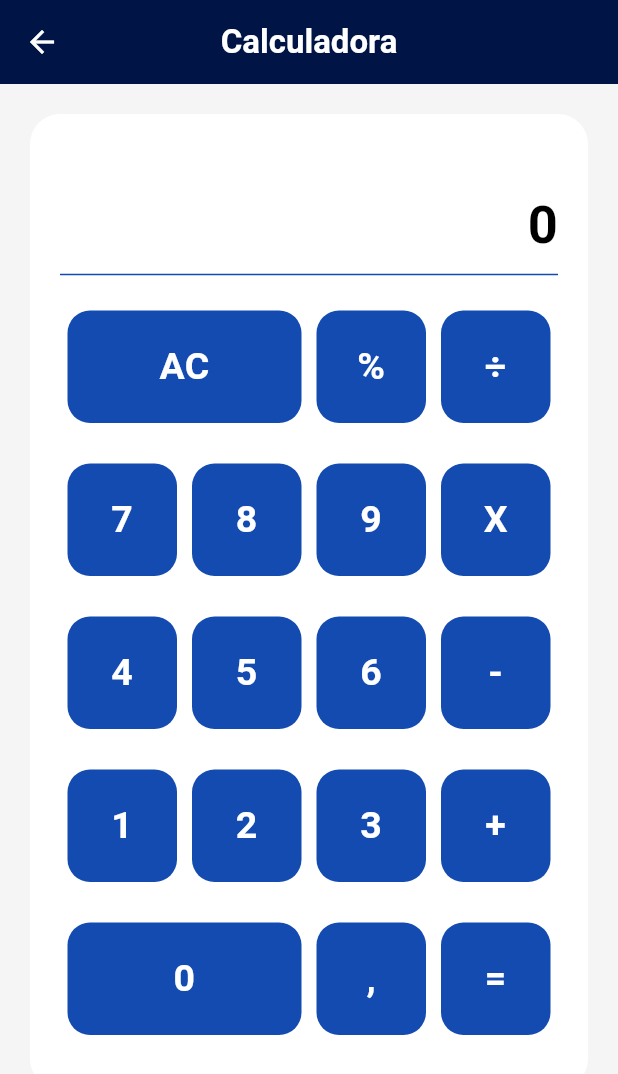
After one commit to Gsdagustavo/Desafio-Ferramentas, a Flutter app: the CalculatorPage screen opened by its route, on a phone screen of 412 x 824 dp. The commit adds this screen. Shown: the top 1074 px of the screen. Run offline on Flutter 3.47's test engine with Material 3 defaults, Android fonts, the phone set to English and light mode, and no system bars; missing offline and left inert: country_flags.

Commit message:
made the calculator layout and the converters class

```diff
--- a/lib/main.dart
+++ b/lib/main.dart
@@ -1,3 +1,4 @@
+import 'package:ferramentas/view/pages/calculator_page.dart';
 import 'package:ferramentas/view/pages/currency_conversion_page.dart';
 import 'package:ferramentas/view/pages/home_page.dart';
 import 'package:ferramentas/view/pages/unit_conversion_page.dart';
@@ -6,7 +7,6 @@ import 'package:flutter/material.dart';
 import 'core/constants/theme.dart';
 
 void main() {
-
   runApp(const MyApp());
 }
 
@@ -28,6 +28,7 @@ class MyApp extends StatelessWidget {
         '/': (_) => const HomePage(),
         '/currencyConversionPage': (_) => const CurrencyConversionPage(),
         '/unitConversionPage': (_) => const UnitConversionPage(),
+        '/calculatorPage': (_) => const CalculatorPage(),
       },
 
       initialRoute: '/',
--- /dev/null
+++ b/lib/view/pages/calculator_page.dart
@@ -0,0 +1,328 @@
+import 'package:flutter/material.dart';
+
+class CalculatorPage extends StatefulWidget {
+  const CalculatorPage({super.key});
+
+  @override
+  State<CalculatorPage> createState() => _CalculatorPageState();
+}
+
+class _CalculatorPageState extends State<CalculatorPage> {
+  String calculation = '';
+  String input = '0';
+
+  /// Adds a value to the input string when a valid button is pressed
+  void onButtonTap(String value) {
+    setState(() {
+      input += value;
+    });
+  }
+
+  /// Clears the result and input string
+  void clearVisor() {
+    setState(() {
+      calculation = '';
+      input = '';
+    });
+  }
+
+  /// todo: implement actual calculation
+  void calculate() {
+    String expression = input;
+  }
+
+  @override
+  Widget build(BuildContext context) {
+    return Scaffold(
+      appBar: AppBar(
+        centerTitle: true,
+        iconTheme: IconThemeData(color: Colors.white),
+        title: Text(
+          'Calculadora',
+          style: TextStyle(color: Colors.white, fontWeight: FontWeight.bold),
+        ),
+        backgroundColor: Theme.of(context).primaryColorDark,
+      ),
+
+      backgroundColor: Colors.grey.shade100,
+      body: Padding(
+        padding: const EdgeInsets.all(20),
+        child: Container(
+          width: double.infinity,
+          height: 650,
+          decoration: BoxDecoration(
+            color: Colors.white,
+            borderRadius: BorderRadius.circular(20),
+          ),
+
+          /// Main column
+          child: Padding(
+            padding: const EdgeInsets.all(20.0),
+            child: Column(
+              children: [
+                /// Calculator visor
+                Column(
+                  crossAxisAlignment: CrossAxisAlignment.end,
+                  children: [
+                    /// Previous calculation text
+                    Text(
+                      calculation,
+                      style: TextStyle(
+                        color: Colors.grey,
+                        fontSize: 20,
+                        fontWeight: FontWeight.bold,
+                      ),
+                    ),
+
+                    /// Input and result text
+                    Text(
+                      input,
+                      style: TextStyle(
+                        color: Colors.black,
+                        fontSize: 35,
+                        fontWeight: FontWeight.bold,
+                      ),
+                    ),
+
+                    Divider(color: Theme.of(context).primaryColorLight),
+                  ],
+                ),
+
+                /// Calculator keypad
+                Expanded(
+                  child: Padding(
+                    padding: const EdgeInsets.symmetric(vertical: 10),
+                    child: Column(
+                      mainAxisAlignment: MainAxisAlignment.spaceAround,
+                      crossAxisAlignment: CrossAxisAlignment.stretch,
+                      children: [
+                        /// First row
+                        Padding(
+                          padding: const EdgeInsets.only(bottom: 15),
+                          child: Row(
+                            children: [
+                              /// AC button
+                              Expanded(
+                                flex: 2,
+                                child: CalculatorButton(
+                                  text: 'AC',
+                                  onTap: clearVisor,
+                                ),
+                              ),
+
+                              /// Modulus button
+                              Expanded(
+                                child: CalculatorButton(
+                                  text: '%',
+                                  onTap: () => onButtonTap('%'),
+                                ),
+                              ),
+
+                              /// Division button
+                              Expanded(
+                                child: CalculatorButton(
+                                  text: '÷',
+                                  onTap: () => onButtonTap('÷'),
+                                ),
+                              ),
+                            ],
+                          ),
+                        ),
+
+                        /// Second row
+                        Padding(
+                          padding: const EdgeInsets.only(bottom: 15),
+                          child: Row(
+                            children: [
+                              /// 7
+                              Expanded(
+                                child: CalculatorButton(
+                                  text: '7',
+                                  onTap: () => onButtonTap('7'),
+                                ),
+                              ),
+
+                              /// 8
+                              Expanded(
+                                child: CalculatorButton(
+                                  text: '8',
+                                  onTap: () => onButtonTap('8'),
+                                ),
+                              ),
+
+                              /// 9
+                              Expanded(
+                                child: CalculatorButton(
+                                  text: '9',
+                                  onTap: () => onButtonTap('9'),
+                                ),
+                              ),
+
+                              /// Multiplication button
+                              Expanded(
+                                child: CalculatorButton(
+                                  text: 'X',
+                                  onTap: () => onButtonTap('x'),
+                                ),
+                              ),
+                            ],
+                          ),
+                        ),
+
+                        /// Third row
+                        Padding(
+                          padding: const EdgeInsets.only(bottom: 15),
+                          child: Row(
+                            children: [
+                              /// 4
+                              Expanded(
+                                child: CalculatorButton(
+                                  text: '4',
+                                  onTap: () => onButtonTap('4'),
+                                ),
+                              ),
+
+                              /// 5
+                              Expanded(
+                                child: CalculatorButton(
+                                  text: '5',
+                                  onTap: () => onButtonTap('5'),
+                                ),
+                              ),
+
+                              /// 6
+                              Expanded(
+                                child: CalculatorButton(
+                                  text: '6',
+                                  onTap: () => onButtonTap('6'),
+                                ),
+                              ),
+
+                              /// Subtraction button
+                              Expanded(
+                                child: CalculatorButton(
+                                  text: '-',
+                                  onTap: () => onButtonTap('-'),
+                                ),
+                              ),
+                            ],
+                          ),
+                        ),
+
+                        /// Fourth row
+                        Padding(
+                          padding: const EdgeInsets.only(bottom: 15),
+                          child: Row(
+                            children: [
+                              /// 1
+                              Expanded(
+                                child: CalculatorButton(
+                                  text: '1',
+                                  onTap: () => onButtonTap('1'),
+                                ),
+                              ),
+
+                              /// 2
+                              Expanded(
+                                child: CalculatorButton(
+                                  text: '2',
+                                  onTap: () => onButtonTap('2'),
+                                ),
+                              ),
+
+                              /// 3
+                              Expanded(
+                                child: CalculatorButton(
+                                  text: '3',
+                                  onTap: () => onButtonTap('3'),
+                                ),
+                              ),
+
+                              /// Addition button
+                              Expanded(
+                                child: CalculatorButton(
+                                  text: '+',
+                                  onTap: () => onButtonTap('+'),
+                                ),
+                              ),
+                            ],
+                          ),
+                        ),
+
+                        /// Fifth (and last) row
+                        Row(
+                          children: [
+                            /// 0
+                            Expanded(
+                              flex: 2,
+                              child: CalculatorButton(
+                                text: '0',
+                                onTap: () => onButtonTap('0'),
+                              ),
+                            ),
+
+                            /// Comma button
+                            Expanded(
+                              child: CalculatorButton(
+                                text: ',',
+                                onTap: () => onButtonTap('.'),
+                              ),
+                            ),
+
+                            /// Equals button
+                            Expanded(
+                              child: CalculatorButton(
+                                text: '=',
+                                onTap: calculate,
+                              ),
+                            ),
+                          ],
+                        ),
+                      ],
+                    ),
+                  ),
+                ),
+              ],
+            ),
+          ),
+        ),
+      ),
+    );
+  }
+}
+
+class CalculatorButton extends StatelessWidget {
+  const CalculatorButton({super.key, required this.text, required this.onTap});
+
+  final String text;
+  final VoidCallback onTap;
+
+  @override
+  Widget build(BuildContext context) {
+    return Padding(
+      padding: const EdgeInsets.symmetric(horizontal: 5),
+      child: InkWell(
+        onTap: onTap,
+        child: Container(
+          height: 75,
+          decoration: BoxDecoration(
+            borderRadius: BorderRadius.circular(15),
+            color: Theme.of(context).primaryColorLight,
+          ),
+
+          child: Center(
+            child: Text(
+              text,
+              style: TextStyle(
+                color: Colors.white,
+                fontWeight: FontWeight.bold,
+                fontSize: 25,
+              ),
+              textAlign: TextAlign.center,
+            ),
+          ),
+        ),
+      ),
+    );
+  }
+}
--- a/lib/view/pages/home_page.dart
+++ b/lib/view/pages/home_page.dart
@@ -108,7 +108,9 @@ class HomePage extends StatelessWidget {
             const SizedBox(height: 50),
 
             /// Calculadora
-            Container(
+            InkWell(
+              onTap: () => Navigator.pushNamed(context, '/calculatorPage'),
+              child: Container(
                 decoration: BoxDecoration(
                   color: Theme.of(context).primaryColorLight,
                   borderRadius: BorderRadius.circular(20),
@@ -122,6 +124,7 @@ class HomePage extends StatelessWidget {
                   ],
                 ),
               ),
+            ),
           ],
         ),
       ),
--- a/pubspec.yaml
+++ b/pubspec.yaml
@@ -37,6 +37,7 @@ dependencies:
   country_flags: ^3.3.0
   http: ^1.4.0
   intl: ^0.20.2
+  math_expressions: ^2.7.0
 
 dev_dependencies:
   flutter_test:
```
Also changed, not shown: lib/controller/util/distance_converter.dart (added, +26 -0 lines), lib/controller/util/temperature_converter.dart (added, +26 -0 lines), lib/controller/util/weight_converter.dart (added, +26 -0 lines), lib/view/pages/unit_conversion_page.dart (+2 -32 lines), lib/controller/services/currency_conversion_repository.dart (deleted), pubspec.lock. Lines whose indentation alone changed are shown as unchanged.
